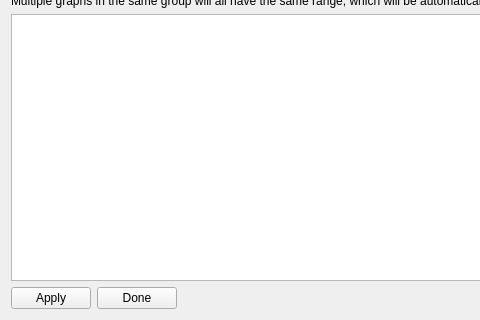
Before: the Qt Designer form src/ui/AP2DataPlotAxisDialog.ui in ArduPilot/apm_planner, drawn with Qt 5; both pictures show x 0 to 480 and y 85 to 405 of the 739 by 405 pixel window.
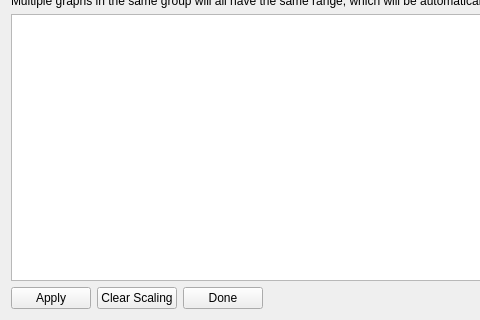
After: the same form once the commit is applied.

Commit message: Graph View: Fix #612 Clear scaling button clears all custom scaling and grouping

```diff
--- a/src/ui/AP2DataPlotAxisDialog.ui
+++ b/src/ui/AP2DataPlotAxisDialog.ui
@@ -44,6 +44,13 @@
        </property>
       </widget>
      </item>
+     <item>
+      <widget class="QPushButton" name="clearPushButton">
+       <property name="text">
+        <string>Clear Scaling</string>
+       </property>
+      </widget>
+     </item>
      <item>
       <widget class="QPushButton" name="cancelPushButton">
        <property name="text">
```
The commit also changes 2 other files.
